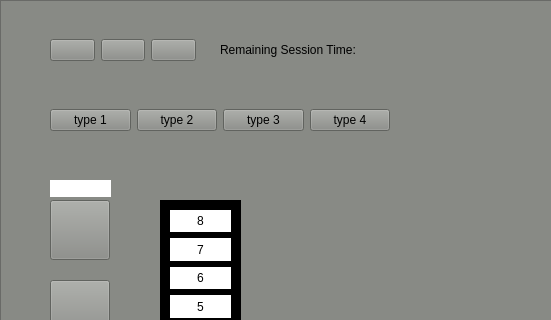
First picture: the form in src/mainwindow.ui, repository tjpieroni/COMP3004_Project_W22, before the edit; both pictures show x 0 to 551 and y 0 to 320 of the 833 by 589 pixel window.
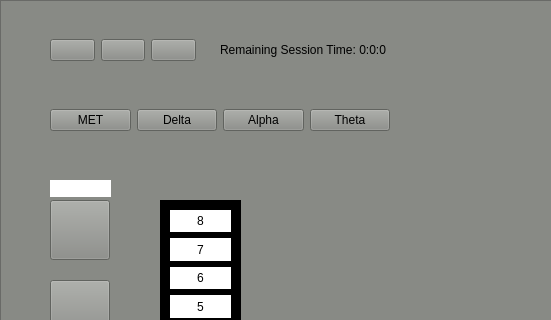
Second picture: the form after the edit. Icons and pictures are not drawn.

```diff
--- a/src/mainwindow.ui
+++ b/src/mainwindow.ui
@@ -404,28 +404,28 @@
       <item>
        <widget class="QPushButton" name="SessionType1">
         <property name="text">
-         <string>type 1</string>
+         <string>MET</string>
         </property>
        </widget>
       </item>
       <item>
        <widget class="QPushButton" name="SessionType2">
         <property name="text">
-         <string>type 2</string>
+         <string>Delta</string>
         </property>
        </widget>
       </item>
       <item>
        <widget class="QPushButton" name="SessionType3">
         <property name="text">
-         <string>type 3</string>
+         <string>Alpha</string>
         </property>
        </widget>
       </item>
       <item>
        <widget class="QPushButton" name="SessionType4">
         <property name="text">
-         <string>type 4</string>
+         <string>Theta</string>
         </property>
        </widget>
       </item>
@@ -525,7 +525,7 @@
       </rect>
      </property>
      <property name="text">
-      <string>Remaining Session Time: </string>
+      <string>Remaining Session Time: 0:0:0</string>
      </property>
     </widget>
     <widget class="QLabel" name="connectionQuality">
```
